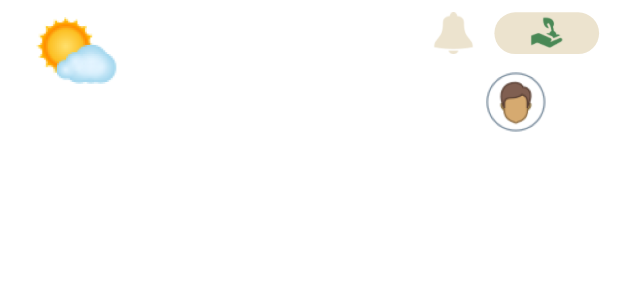
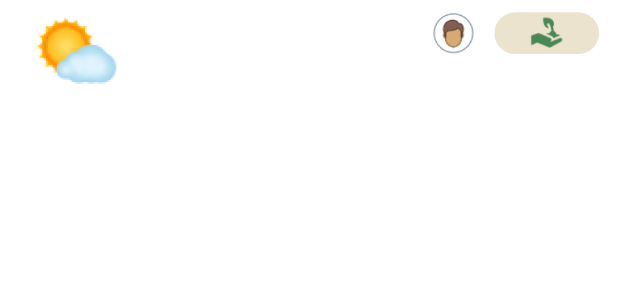
Before and after one commit to jeikai/FunTree, a Flutter app: the Header widget shown alone on an empty page, opened directly, on a phone screen of 412 x 824 dp. Shown: the top 300 px of the screen. Run offline on Flutter 3.47's test engine with Material 3 defaults, Android fonts, the phone set to English and light mode, and no system bars; our stand-ins replace cached_network_image, camera, carousel_slider, dotted_border, flutter_svg, fluttertoast and 6 more; missing offline and left inert: custom_clippers, google_ml_kit, google_mlkit_commons; accounts and stored records are empty; project files that could hold a hidden picture were left out.

Commit message:
fix header

```diff
--- a/client/lib/widgets/Header.dart
+++ b/client/lib/widgets/Header.dart
@@ -11,11 +11,13 @@ class Header extends StatelessWidget {
     required this.aqi,
     required this.humidity,
     required this.wind,
-}) : super(key: key);
+    required this.currentAddress
+  }) : super(key: key);
   final double temp;
   final int aqi;
   final int humidity;
   final double wind;
+  final String currentAddress;
   @override
   Widget build(BuildContext context) {
     return Padding(
@@ -30,6 +32,7 @@ class Header extends StatelessWidget {
       ),
     );
   }
+
   Widget _buildLeftSide(BuildContext context) {
     return SizedBox(
       height: 92.v,
@@ -63,7 +66,7 @@ class Header extends StatelessWidget {
                     text: TextSpan(
                       children: [
                         TextSpan(
-                          text: "Temp: ${temp}\n",
+                          text: "Temp: ${temp} ℃\n",
                           style: CustomTextStyles.bodySmallffffffff,
                         ),
                         TextSpan(
@@ -102,7 +105,7 @@ class Header extends StatelessWidget {
               mainAxisAlignment: MainAxisAlignment.spaceBetween,
               children: [
                 CustomImageView(
-                  imagePath: ImageConstant.imgNotification,
+                  imagePath: ImageConstant.imgCircledUserMale,
                   height: 27.adaptSize,
                   width: 27.adaptSize,
                 ),
@@ -132,15 +135,25 @@ class Header extends StatelessWidget {
             ),
           ),
           SizedBox(height: 11.v),
-          CustomImageView(
-            imagePath: ImageConstant.imgCircledUserMale,
-            height: 40.adaptSize,
-            width: 40.adaptSize,
-            alignment: Alignment.centerRight,
+          Text(
+            _formatAddress(currentAddress),
+            style: CustomTextStyles.bodySmallffffffff,
           ),
         ],
       ),
     );
+  }
+  String _formatAddress(String address) {
+    if (address.length <= 97) {
+      return address;
+    }
+
+    int endIndex = 97;
+    while (endIndex < address.length && address[endIndex] != ' ') {
+      endIndex++;
+    }
+
+    return address.substring(0, endIndex.clamp(0, address.length)) + '\n' + address.substring(endIndex).trim();
   }
 }
 
--- a/client/pubspec.yaml
+++ b/client/pubspec.yaml
@@ -13,7 +13,7 @@ dependencies:
   dotted_border: ^2.0.0
   carousel_slider: ^4.2.1
   uuid: ^4.2.2
-  shared_preferences: ^2.0.6
+  shared_preferences: ^2.2.2
   google_nav_bar: ^5.0.6
   camera: ^0.10.5+9
   geolocator: ^11.0.0
@@ -23,6 +23,7 @@ dependencies:
   velocity_x:
   google_ml_kit: ^0.16.3
   get: ^4.6.6
+  fluttertoast: ^8.2.4
 dev_dependencies:
   flutter_test:
     sdk: flutter
```
Also changed, not shown: client/lib/core/SharePref.dart (added, +43 -0 lines), client/lib/presentation/homescreen_screen/homescreen_screen.dart (+13 -7 lines), client/lib/presentation/shoppingscreen_page/shoppingscreen_page.dart (+76 -13 lines), client/lib/widgets/ToastNoti.dart (added, +16 -0 lines).
